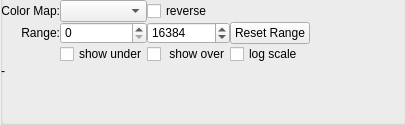
Above: hexrd/ui/resources/ui/color_map_editor.ui from HEXRD/hexrdgui before the change. Below: the same form after it.
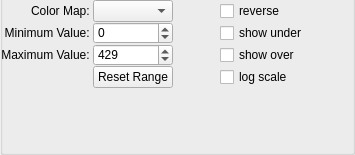
That is the form after the change.

Patch:
```diff
--- a/hexrd/ui/resources/ui/color_map_editor.ui
+++ b/hexrd/ui/resources/ui/color_map_editor.ui
@@ -6,8 +6,8 @@
    <rect>
     <x>0</x>
     <y>0</y>
-    <width>406</width>
-    <height>125</height>
+    <width>355</width>
+    <height>155</height>
    </rect>
   </property>
   <layout class="QVBoxLayout" name="verticalLayout_2">
@@ -57,76 +57,41 @@
        <number>0</number>
       </property>
       <item>
-       <layout class="QHBoxLayout" name="horizontalLayout">
-        <property name="spacing">
-         <number>0</number>
-        </property>
-        <item>
          <layout class="QGridLayout" name="gridLayout">
           <property name="spacing">
            <number>0</number>
           </property>
-          <item row="0" column="0">
-           <widget class="QLabel" name="label">
-            <property name="text">
-             <string>Color Map:</string>
-            </property>
-            <property name="alignment">
-             <set>Qt::AlignRight|Qt::AlignTrailing|Qt::AlignVCenter</set>
-            </property>
-           </widget>
-          </item>
-          <item row="0" column="1">
-           <widget class="QComboBox" name="color_map">
-            <property name="styleSheet">
-             <string notr="true">combobox-popup: 0;</string>
-            </property>
-            <property name="maxVisibleItems">
-             <number>5</number>
-            </property>
-           </widget>
-          </item>
-          <item row="0" column="2">
+        <item row="0" column="4">
            <widget class="QCheckBox" name="reverse">
             <property name="text">
              <string>reverse</string>
             </property>
            </widget>
           </item>
-          <item row="1" column="0">
-           <widget class="QLabel" name="label_2">
+        <item row="4" column="4">
+         <widget class="QCheckBox" name="log_scale">
             <property name="text">
-             <string>Range:</string>
-            </property>
-            <property name="alignment">
-             <set>Qt::AlignRight|Qt::AlignTrailing|Qt::AlignVCenter</set>
-            </property>
-           </widget>
-          </item>
-          <item row="1" column="1">
-           <widget class="QSpinBox" name="minimum">
-            <property name="keyboardTracking">
-             <bool>false</bool>
-            </property>
-            <property name="maximum">
-             <number>100000</number>
-            </property>
-           </widget>
-          </item>
-          <item row="1" column="2">
+           <string>log scale</string>
+          </property>
+         </widget>
+        </item>
+        <item row="3" column="1">
            <widget class="QSpinBox" name="maximum">
             <property name="keyboardTracking">
              <bool>false</bool>
             </property>
+          <property name="minimum">
+           <number>0</number>
+          </property>
             <property name="maximum">
-             <number>100000</number>
+           <number>16777215</number>
             </property>
             <property name="value">
-             <number>16384</number>
+           <number>429</number>
             </property>
            </widget>
           </item>
-          <item row="1" column="3">
+        <item row="4" column="1">
            <widget class="QPushButton" name="reset_range">
             <property name="toolTip">
              <string>Reset the range to the boundary values of the images</string>
@@ -136,7 +101,20 @@
             </property>
            </widget>
           </item>
-          <item row="2" column="1">
+        <item row="5" column="1">
+         <spacer name="verticalSpacer">
+          <property name="orientation">
+           <enum>Qt::Vertical</enum>
+          </property>
+          <property name="sizeHint" stdset="0">
+           <size>
+            <width>20</width>
+            <height>40</height>
+           </size>
+          </property>
+         </spacer>
+        </item>
+        <item row="1" column="4">
            <widget class="QCheckBox" name="show_under">
             <property name="toolTip">
              <string>Color under values as blue</string>
@@ -146,59 +124,99 @@
             </property>
            </widget>
           </item>
-          <item row="2" column="2">
+        <item row="3" column="4">
            <widget class="QCheckBox" name="show_over">
             <property name="toolTip">
              <string>Color over values as red</string>
             </property>
             <property name="text">
-             <string> show over</string>
+           <string>show over</string>
             </property>
            </widget>
           </item>
-          <item row="2" column="3">
-           <widget class="QCheckBox" name="log_scale">
+        <item row="0" column="0">
+         <widget class="QLabel" name="label">
             <property name="text">
-             <string>log scale</string>
-            </property>
-           </widget>
-          </item>
-         </layout>
+           <string>Color Map: </string>
+          </property>
+          <property name="alignment">
+           <set>Qt::AlignRight|Qt::AlignTrailing|Qt::AlignVCenter</set>
+          </property>
+         </widget>
+        </item>
+        <item row="0" column="1">
+         <widget class="QComboBox" name="color_map">
+          <property name="styleSheet">
+           <string notr="true">combobox-popup: 0;</string>
+          </property>
+          <property name="maxVisibleItems">
+           <number>5</number>
+          </property>
+         </widget>
         </item>
-        <item>
-         <spacer name="horizontalSpacer">
-          <property name="orientation">
-           <enum>Qt::Horizontal</enum>
+        <item row="1" column="0">
+         <widget class="QLabel" name="label_2">
+          <property name="text">
+           <string>Minimum Value: </string>
           </property>
-          <property name="sizeHint" stdset="0">
-           <size>
-            <width>40</width>
-            <height>20</height>
-           </size>
+          <property name="alignment">
+           <set>Qt::AlignRight|Qt::AlignTrailing|Qt::AlignVCenter</set>
           </property>
-         </spacer>
+         </widget>
         </item>
-       </layout>
-      </item>
-      <item>
+        <item row="1" column="1">
+         <widget class="QSpinBox" name="minimum">
+          <property name="keyboardTracking">
+           <bool>false</bool>
+          </property>
+          <property name="minimum">
+           <number>-8388608</number>
+          </property>
+          <property name="maximum">
+           <number>8388607</number>
+          </property>
+          <property name="displayIntegerBase">
+           <number>10</number>
+          </property>
+         </widget>
+        </item>
+        <item row="3" column="0">
        <widget class="QLabel" name="label_3">
         <property name="text">
-         <string>-</string>
+           <string>Maximum Value: </string>
+          </property>
+          <property name="alignment">
+           <set>Qt::AlignRight|Qt::AlignTrailing|Qt::AlignVCenter</set>
         </property>
        </widget>
       </item>
-      <item>
-       <spacer name="verticalSpacer">
+        <item row="3" column="3">
+         <spacer name="horizontalSpacer_2">
         <property name="orientation">
-         <enum>Qt::Vertical</enum>
+           <enum>Qt::Horizontal</enum>
         </property>
         <property name="sizeHint" stdset="0">
          <size>
-          <width>20</width>
-          <height>10</height>
+            <width>40</width>
+            <height>20</height>
          </size>
         </property>
        </spacer>
+        </item>
+        <item row="3" column="5">
+         <spacer name="horizontalSpacer">
+          <property name="orientation">
+           <enum>Qt::Horizontal</enum>
+          </property>
+          <property name="sizeHint" stdset="0">
+           <size>
+            <width>40</width>
+            <height>20</height>
+           </size>
+          </property>
+         </spacer>
+        </item>
+       </layout>
       </item>
      </layout>
     </widget>
```
Left out of the diff: 6 changed lines with no effect on the pictures. Lines whose indentation alone changed are shown as unchanged.
